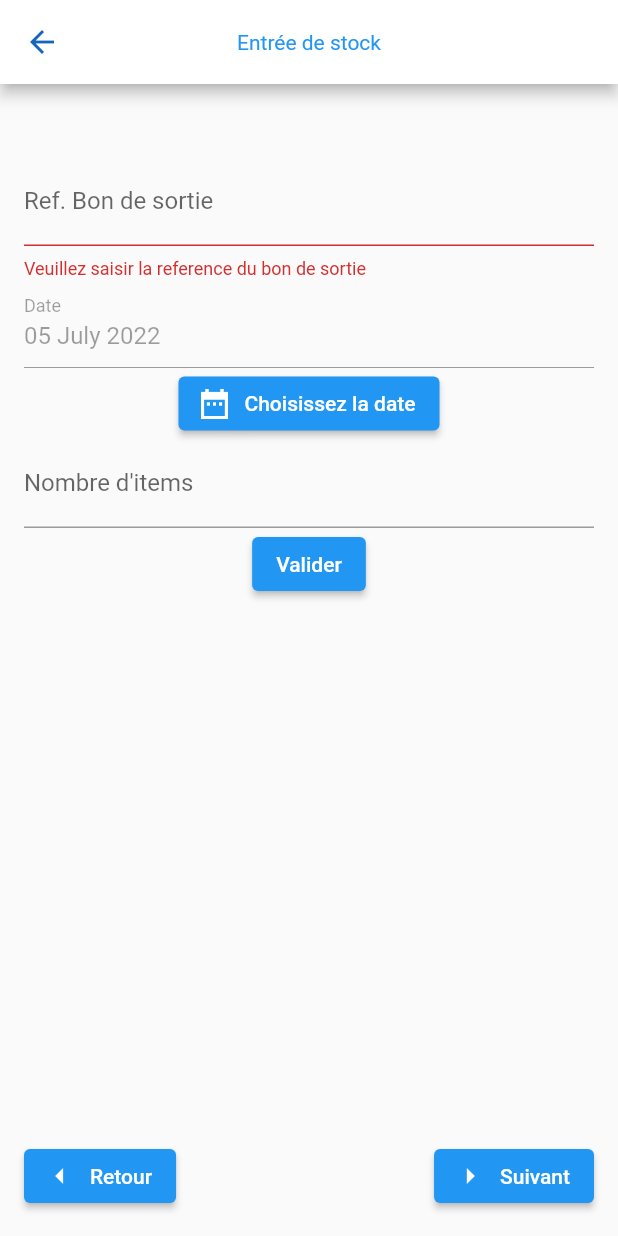
After one commit to IMA-WorldHealth/bhima_stock, a Flutter app: the StockEntryPage screen opened by its route, after a tap on "Valider", on a phone screen of 412 x 824 dp. The commit adds this screen. Run offline on Flutter 3.47's test engine with Material 2 defaults, Android fonts, the phone set to English and light mode, and no system bars; our stand-ins replace date_format, flutter_form_builder, form_builder_validators, shared_preferences, sqflite; accounts and stored records are empty.

Commit message:
Stock Entry Provider for sharing data

```diff
--- a/lib/main.dart
+++ b/lib/main.dart
@@ -1,7 +1,9 @@
 import 'package:bhima_collect/providers/current_depot_provider.dart';
+import 'package:bhima_collect/providers/entry_movement.dart';
 import 'package:bhima_collect/screens/depot.dart';
 import 'package:bhima_collect/screens/home.dart';
 import 'package:bhima_collect/screens/settings.dart';
+import 'package:bhima_collect/screens/stock_entry.dart';
 import 'package:bhima_collect/screens/stock_list.dart';
 import 'package:flutter/material.dart';
 import 'package:provider/provider.dart';
@@ -10,6 +12,7 @@ void main() {
   runApp(MultiProvider(
     providers: [
       ChangeNotifierProvider(create: (_) => CurrentDepotProvider()),
+      ChangeNotifierProvider(create: (_) => EntryMovement()),
     ],
     child: const MyApp(),
   ));
@@ -44,6 +47,7 @@ class _MyAppState extends State<MyApp> {
         '/depots': (context) => const ConfigureDepotPage(),
         '/settings': (context) => const SettingsPage(),
         '/stock': (context) => StockListPage(),
+        '/stock_entry': (context) => StockEntryPage(),
       },
     );
   }
--- /dev/null
+++ b/lib/providers/entry_movement.dart
@@ -0,0 +1,56 @@
+import 'package:flutter/material.dart';
+
+class EntryMovement extends ChangeNotifier {
+  String documentReference = '';
+  DateTime date = DateTime.now();
+  int totalItems = 0;
+  var lots = [];
+
+  set setDocumentReference(String value) {
+    documentReference = value;
+    notifyListeners();
+  }
+
+  set setDate(DateTime value) {
+    date = value;
+    notifyListeners();
+  }
+
+  set setTotalItems(int value) {
+    totalItems = value;
+    notifyListeners();
+  }
+
+  void setLot(int index, String field, dynamic value) {
+    if (lots[index] != null && lots[index][field] != null) {
+      lots[index][field] = value;
+      notifyListeners();
+    }
+  }
+
+  void addLot() {
+    lots.add({'inventory_uuid': '', 'lot_uuid': '', 'quantity': 0});
+    notifyListeners();
+  }
+
+  void createLots() {
+    lots = List.filled(totalItems, null, growable: false);
+  }
+
+  int lastIndex() {
+    return lots.length - 1;
+  }
+
+  void reset() {
+    documentReference = '';
+    date = DateTime.now();
+    totalItems = 0;
+    lots = [];
+    notifyListeners();
+  }
+
+  @override
+  String toString() {
+    return 'Reference: $documentReference, Date: $date, Total Items: $totalItems';
+  }
+}
--- a/lib/screens/home.dart
+++ b/lib/screens/home.dart
@@ -208,7 +208,7 @@ class _HomePageState extends State<HomePage> {
                       padding: const EdgeInsets.all(8.0),
                       child: ElevatedButton(
                         onPressed: () {
-                          print('Click on Entree de stock');
+                          Navigator.pushNamed(context, '/stock_entry');
                         },
                         style: btnStyle,
                         child: Row(
--- /dev/null
+++ b/lib/screens/stock_entry.dart
@@ -0,0 +1,265 @@
+import 'package:bhima_collect/providers/entry_movement.dart';
+import 'package:date_format/date_format.dart';
+import 'package:flutter/material.dart';
+import 'package:provider/provider.dart';
+import 'package:shared_preferences/shared_preferences.dart';
+
+class StockEntryPage extends StatefulWidget {
+  StockEntryPage({Key? key}) : super(key: key);
+
+  @override
+  State<StockEntryPage> createState() => _StockEntryPageState();
+}
+
+class _StockEntryPageState extends State<StockEntryPage> {
+  final _formKey = GlobalKey<FormState>();
+  final PageController _controller = PageController(
+    initialPage: 0,
+  );
+  String _selectedDepotUuid = '';
+  String _selectedDepotText = '';
+  static const _kDuration = Duration(milliseconds: 300);
+  static const _kCurve = Curves.ease;
+
+  @override
+  void initState() {
+    super.initState();
+    _loadSavedDepot();
+  }
+
+  @override
+  void dispose() {
+    _controller.dispose();
+    super.dispose();
+  }
+
+  //Loading saved selected depot
+  Future<void> _loadSavedDepot() async {
+    final prefs = await SharedPreferences.getInstance();
+    setState(() {
+      _selectedDepotUuid = (prefs.getString('selected_depot_uuid') ?? '');
+      _selectedDepotText = (prefs.getString('selected_depot_text') ?? '');
+    });
+  }
+
+  @override
+  Widget build(BuildContext context) {
+    List<Widget> getPages() {
+      List<Widget> pages = [];
+
+      // Introduction page
+      pages.add(Padding(
+        padding: const EdgeInsets.all(16.0),
+        child: stockEntryStartPage(),
+      ));
+
+      // Lots pages
+      Provider.of<EntryMovement>(context).createLots();
+      for (var i = 0; i < Provider.of<EntryMovement>(context).totalItems; i++) {
+        pages.add(Padding(
+          padding: const EdgeInsets.all(16.0),
+          child: lotEntryPage(i),
+        ));
+      }
+
+      return pages;
+    }
+
+    var pageBody = Column(
+      children: <Widget>[
+        Padding(
+          padding: const EdgeInsets.all(5),
+          child: Center(
+            child: Text(
+              _selectedDepotText,
+              style: TextStyle(
+                fontSize: 20,
+                color: Colors.blue[700],
+              ),
+            ),
+          ),
+        ),
+        Expanded(
+          child: PageView(
+            controller: _controller,
+            scrollDirection: Axis.horizontal,
+            children: getPages(),
+          ),
+        ),
+      ],
+    );
+
+    var globalForm = Form(
+      key: _formKey,
+      child: pageBody,
+    );
+
+    Widget pageBottom() => Padding(
+          padding: const EdgeInsets.all(16),
+          child: Row(
+            mainAxisAlignment: MainAxisAlignment.spaceBetween,
+            children: [
+              ElevatedButton.icon(
+                onPressed: () {
+                  _controller.previousPage(
+                      duration: _kDuration, curve: _kCurve);
+                },
+                label: const Text('Retour'),
+                icon: const Icon(Icons.arrow_left_outlined),
+              ),
+              ElevatedButton.icon(
+                onPressed: () {
+                  _controller.nextPage(duration: _kDuration, curve: _kCurve);
+                },
+                label: const Text('Suivant'),
+                icon: const Icon(Icons.arrow_right_outlined),
+              ),
+            ],
+          ),
+        );
+
+    return Scaffold(
+      appBar: AppBar(
+        title: const Text('Entrée de stock'),
+        leading: Builder(
+          builder: (context) {
+            return IconButton(
+              icon: const Icon(Icons.arrow_back),
+              onPressed: () {
+                Navigator.pop(context, true);
+              },
+            );
+          },
+        ),
+      ),
+      body: globalForm,
+      bottomNavigationBar: pageBottom(),
+    );
+  }
+
+  Widget stockEntryStartPage() {
+    DateTime selectedDate = DateTime.now();
+    TextEditingController txtDate = TextEditingController();
+    var customDateFormat = [dd, ' ', MM, ' ', yyyy];
+
+    txtDate.text = formatDate(selectedDate, customDateFormat);
+
+    Future _selectDate(BuildContext context) async {
+      final DateTime? picked = await showDatePicker(
+        context: context,
+        initialDate: selectedDate, // Refer step 1
+        firstDate: DateTime(2000),
+        lastDate: DateTime(2025),
+      );
+      if (picked != null && picked != selectedDate) {
+        selectedDate = picked;
+        txtDate.text = formatDate(selectedDate, customDateFormat);
+      }
+    }
+
+    return Column(
+      children: <Widget>[
+        TextFormField(
+          decoration: const InputDecoration(
+            border: UnderlineInputBorder(),
+            labelText: 'Ref. Bon de sortie',
+          ),
+          onChanged: (value) {
+            Provider.of<EntryMovement>(context, listen: false)
+                .setDocumentReference = value;
+          },
+          validator: (value) {
+            if (value == null || value.isEmpty) {
+              return 'Veuillez saisir la reference du bon de sortie';
+            }
+            return null;
+          },
+          // controller: txtDocumentLabel,
+        ),
+        TextFormField(
+          decoration: const InputDecoration(
+            border: UnderlineInputBorder(),
+            labelText: 'Date',
+          ),
+          controller: txtDate,
+          enabled: false,
+        ),
+        ElevatedButton.icon(
+          onPressed: () => _selectDate(context),
+          icon: const Icon(Icons.date_range_sharp),
+          label: const Text('Choisissez la date'),
+        ),
+        TextFormField(
+          decoration: const InputDecoration(
+            border: UnderlineInputBorder(),
+            labelText: "Nombre d'items",
+          ),
+          onChanged: (value) {
+            if (int.parse(value).runtimeType == int) {
+              Provider.of<EntryMovement>(context, listen: false).setTotalItems =
+                  int.parse(value);
+            }
+          },
+        ),
+        ElevatedButton(
+            onPressed: () {
+              // Validate returns true if the form is valid, or false otherwise.
+              if (_formKey.currentState!.validate()) {
+                // If the form is valid, display a snackbar. In the real world,
+                // you'd often call a server or save the information in a database.
+                ScaffoldMessenger.of(context).showSnackBar(
+                  SnackBar(
+                      content: Text(
+                          'Saisie de ${Provider.of<EntryMovement>(context).totalItems} items')),
+                );
+              }
+            },
+            child: const Text('Valider'))
+      ],
+    );
+  }
+
+  Widget lotEntryPage(int index) {
+    var txtInventory = TextEditingController();
+    var txtLot = TextEditingController();
+    var txtQuantity = TextEditingController();
+    var lotIndex = index;
+    return Column(
+      children: <Widget>[
+        TextFormField(
+          decoration: const InputDecoration(
+            border: UnderlineInputBorder(),
+            labelText: 'Inventory',
+          ),
+          onChanged: (value) {
+            Provider.of<EntryMovement>(context, listen: false)
+                .setLot(lotIndex, 'inventory_uuid', value);
+          },
+          controller: txtInventory,
+        ),
+        TextFormField(
+          decoration: const InputDecoration(
+            border: UnderlineInputBorder(),
+            labelText: 'Lot',
+          ),
+          onChanged: (value) {
+            Provider.of<EntryMovement>(context, listen: false)
+                .setLot(lotIndex, 'lot_uuid', value);
+          },
+          controller: txtLot,
+        ),
+        TextFormField(
+          decoration: const InputDecoration(
+            border: UnderlineInputBorder(),
+            labelText: 'Quantity',
+          ),
+          onChanged: (value) {
+            Provider.of<EntryMovement>(context, listen: false)
+                .setLot(lotIndex, 'quantity', value);
+          },
+          controller: txtQuantity,
+        ),
+      ],
+    );
+  }
+}
--- a/lib/screens/stock_list.dart
+++ b/lib/screens/stock_list.dart
@@ -190,7 +190,8 @@ class _StockListPageState extends State<StockListPage> {
         trailing: Text(barcode),
       );
     } else {
-      return const Divider();
+      // Empty Widget
+      return Row();
     }
   }
 
```
